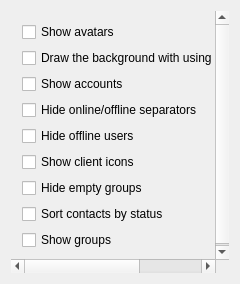
This is src/contactlist/contactlistsettings.ui in Winand/mqutim as Qt 5 draws it before an edit. The edited form follows.
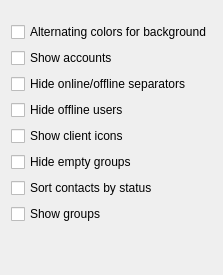
This is the edited form.

The edit to the form file:
```diff
--- a/src/contactlist/contactlistsettings.ui
+++ b/src/contactlist/contactlistsettings.ui
@@ -1,125 +1,123 @@
 <ui version="4.0" >
  <class>ContactListSettingsClass</class>
- <widget class="QWidget" name="ContactListSettingsClass" >
-  <property name="geometry" >
-   <rect>
-    <x>0</x>
-    <y>0</y>
-    <width>240</width>
-    <height>284</height>
-   </rect>
-  </property>
-  <property name="sizePolicy" >
-   <sizepolicy vsizetype="Preferred" hsizetype="Maximum" >
-    <horstretch>0</horstretch>
-    <verstretch>0</verstretch>
-   </sizepolicy>
-  </property>
-  <property name="windowTitle" >
+ <widget class="QWidget" name="ContactListSettingsClass">
+  <property name="windowTitle">
    <string>ContactListSettings</string>
   </property>
-  <layout class="QVBoxLayout" name="verticalLayout" >
+  <layout class="QVBoxLayout" name="verticalLayout">
+   <property name="leftMargin">
+    <number>0</number>
+   </property>
+   <property name="rightMargin">
+    <number>0</number>
+   </property>
+   <property name="bottomMargin">
+    <number>0</number>
+   </property>
    <item>
-    <widget class="QScrollArea" name="scrollArea" >
-     <property name="focusPolicy" >
-      <enum>Qt::NoFocus</enum>
-     </property>
-     <property name="frameShape" >
+    <widget class="QFrame" name="frame">
+     <layout class="QVBoxLayout" name="verticalLayout_3">
+      <property name="margin">
+       <number>0</number>
+      </property>
+      <item>
+       <widget class="QScrollArea" name="scrollArea">
+        <property name="frameShape">
       <enum>QFrame::NoFrame</enum>
      </property>
-     <property name="frameShadow" >
-      <enum>QFrame::Plain</enum>
-     </property>
-     <property name="widgetResizable" >
+        <property name="widgetResizable">
       <bool>true</bool>
      </property>
-     <widget class="QWidget" name="scrollAreaWidgetContents" >
-      <property name="geometry" >
+        <widget class="QWidget" name="scrollAreaWidgetContents">
+         <property name="geometry">
        <rect>
         <x>0</x>
-        <y>-24</y>
-        <width>353</width>
-        <height>283</height>
-       </rect>
-      </property>
-      <property name="sizePolicy" >
-       <sizepolicy vsizetype="Fixed" hsizetype="Maximum" >
+           <y>0</y>
+           <width>229</width>
+           <height>242</height>
+          </rect>
+         </property>
+         <property name="sizePolicy">
+          <sizepolicy hsizetype="Maximum" vsizetype="Fixed">
         <horstretch>0</horstretch>
         <verstretch>0</verstretch>
        </sizepolicy>
       </property>
-      <layout class="QFormLayout" name="formLayout" >
-       <property name="rowWrapPolicy" >
-        <enum>QFormLayout::WrapAllRows</enum>
-       </property>
-       <item row="0" column="0" >
-        <widget class="QCheckBox" name="avatarIconCheckBox" >
-         <property name="text" >
-          <string>Show avatars</string>
-         </property>
-        </widget>
-       </item>
-       <item row="1" column="0" >
-        <widget class="QCheckBox" name="alternatingCheckBox" >
-         <property name="sizePolicy" >
-          <sizepolicy vsizetype="Fixed" hsizetype="Minimum" >
+         <layout class="QVBoxLayout" name="verticalLayout_2">
+          <item>
+           <widget class="QCheckBox" name="alternatingCheckBox">
+            <property name="sizePolicy">
+             <sizepolicy hsizetype="Minimum" vsizetype="Fixed">
            <horstretch>0</horstretch>
            <verstretch>0</verstretch>
           </sizepolicy>
          </property>
-         <property name="text" >
-          <string>Draw the background with using alternating colors</string>
+            <property name="text">
+             <string>Alternating colors for background</string>
          </property>
         </widget>
        </item>
-       <item row="2" column="0" >
-        <widget class="QCheckBox" name="showAccountsBox" >
-         <property name="text" >
+          <item>
+           <widget class="QCheckBox" name="showAccountsBox">
+            <property name="text">
           <string>Show accounts</string>
          </property>
         </widget>
        </item>
-       <item row="3" column="0" >
-        <widget class="QCheckBox" name="separatorBox" >
-         <property name="text" >
+          <item>
+           <widget class="QCheckBox" name="separatorBox">
+            <property name="text">
           <string>Hide online/offline separators</string>
          </property>
         </widget>
        </item>
-       <item row="4" column="0" >
-        <widget class="QCheckBox" name="offlineBox" >
-         <property name="text" >
+          <item>
+           <widget class="QCheckBox" name="offlineBox">
+            <property name="text">
           <string>Hide offline users</string>
          </property>
         </widget>
        </item>
-       <item row="5" column="0" >
-        <widget class="QCheckBox" name="clientIconCheckBox" >
-         <property name="text" >
+          <item>
+           <widget class="QCheckBox" name="clientIconCheckBox">
+            <property name="text">
           <string>Show client icons</string>
          </property>
         </widget>
        </item>
-       <item row="7" column="0" >
-        <widget class="QCheckBox" name="sortstatusCheckBox" >
-         <property name="text" >
+          <item>
+           <widget class="QCheckBox" name="hideEmptyBox">
+            <property name="text">
+             <string>Hide empty groups</string>
+            </property>
+           </widget>
+          </item>
+          <item>
+           <widget class="QCheckBox" name="sortstatusCheckBox">
+            <property name="text">
           <string>Sort contacts by status</string>
          </property>
         </widget>
        </item>
-       <item row="8" column="0" >
-        <widget class="QCheckBox" name="showGroupsBox" >
-         <property name="text" >
+          <item>
+           <widget class="QCheckBox" name="showGroupsBox">
+            <property name="text">
           <string>Show groups</string>
          </property>
         </widget>
        </item>
-       <item row="5" column="1" >
-        <widget class="QCheckBox" name="hideEmptyBox" >
-         <property name="text" >
-          <string>Hide empty groups</string>
-         </property>
-        </widget>
+          <item>
+           <spacer name="verticalSpacer">
+            <property name="orientation">
+             <enum>Qt::Vertical</enum>
+            </property>
+            <property name="sizeHint" stdset="0">
+             <size>
+              <width>20</width>
+              <height>40</height>
+             </size>
+            </property>
+           </spacer>
        </item>
       </layout>
      </widget>
@@ -127,7 +125,10 @@
    </item>
   </layout>
  </widget>
- <layoutdefault spacing="6" margin="11" />
+   </item>
+  </layout>
+ </widget>
+ <layoutdefault spacing="6" margin="11"/>
  <tabstops>
   <tabstop>avatarIconCheckBox</tabstop>
   <tabstop>alternatingCheckBox</tabstop>
```
Left out of the diff: 10 changed lines with no effect on the pictures. Lines whose indentation alone changed are shown as unchanged.
